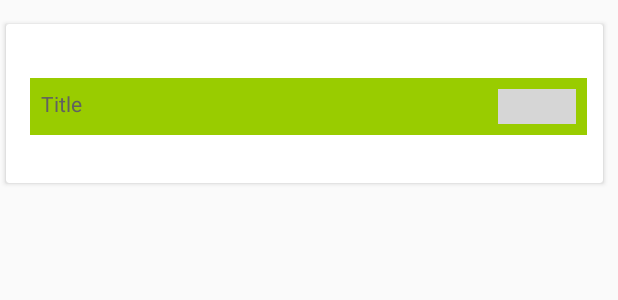
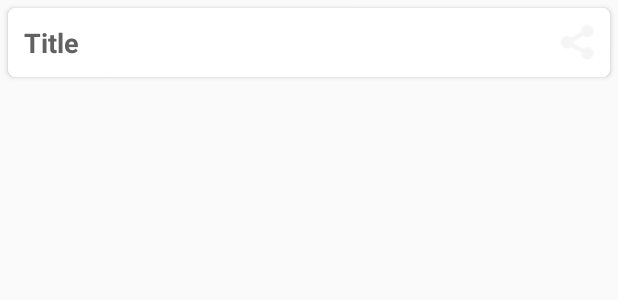
Before and after one commit to YODHAA/Kotlin_Apps, an Android app: the layout list_item.xml on its own in the app's theme, with its tools: preview values and no code run, on a phone screen of 412 x 824 dp. Shown: the top 300 px of the screen. Run offline under Robolectric (Android 15) with nearby library versions, the phone set to English and light mode, and no system bars; grey boxes are pictures that could not be loaded.

Commit message:
Section Six  - Full RecyclerView Demo Creation

```diff
--- a/Hobbies_Layout/app/src/main/java/com/example/hobbies_layout/HobbiesActivity.kt
+++ b/Hobbies_Layout/app/src/main/java/com/example/hobbies_layout/HobbiesActivity.kt
@@ -2,6 +2,8 @@ package com.example.hobbies_layout
 
 import android.os.Bundle
 import androidx.appcompat.app.AppCompatActivity
+import androidx.recyclerview.widget.LinearLayoutManager
+import kotlinx.android.synthetic.main.activity_hobbies.*
 
 class HobbiesActivity :AppCompatActivity(){
 
@@ -9,5 +11,14 @@ class HobbiesActivity :AppCompatActivity(){
         super.onCreate(savedInstanceState)
         setContentView(R.layout.activity_hobbies)
 
+        val layoutManager=LinearLayoutManager(this)
+        layoutManager.orientation=LinearLayoutManager.VERTICAL
+        recyclerView.layoutManager=layoutManager
+
+        val adapter=HobbiesAdapter(this,Supplier.hobbies)
+        recyclerView.adapter=adapter
+
+
+
     }
 }
--- /dev/null
+++ b/Hobbies_Layout/app/src/main/java/com/example/hobbies_layout/HobbiesAdapter.kt
@@ -0,0 +1,34 @@
+package com.example.hobbies_layout
+
+import android.content.Context
+import android.view.LayoutInflater
+import android.view.View
+import android.view.ViewGroup
+import androidx.recyclerview.widget.RecyclerView
+import kotlinx.android.synthetic.main.list_item.view.*
+
+class HobbiesAdapter(val context: Context,val hobbies:List<Hobby>): RecyclerView.Adapter<HobbiesAdapter.MyViewHolder>() {
+
+    inner class MyViewHolder(itemView: View): RecyclerView.ViewHolder(itemView){
+
+        fun setData(hobby: Hobby?,position: Int) {
+            itemView.txvTitle.text=hobby!!.title
+        }
+
+    }
+
+    override fun onCreateViewHolder(parent: ViewGroup, viewType: Int): MyViewHolder {
+         val view=LayoutInflater.from(context).inflate(R.layout.list_item,parent,false)
+         return MyViewHolder(view)
+    }
+
+    override fun getItemCount(): Int {
+                 return hobbies.size
+    }
+
+    override fun onBindViewHolder(holder: MyViewHolder, position: Int) {
+        val hobby=hobbies[position]
+        holder.setData(hobby,position)
+    }
+
+}
--- a/Hobbies_Layout/app/src/main/res/layout/list_item.xml
+++ b/Hobbies_Layout/app/src/main/res/layout/list_item.xml
@@ -1,56 +1,41 @@
 <?xml version="1.0" encoding="utf-8"?>
-<androidx.constraintlayout.widget.ConstraintLayout
+<androidx.cardview.widget.CardView
     xmlns:android="http://schemas.android.com/apk/res/android"
     xmlns:app="http://schemas.android.com/apk/res-auto"
-    xmlns:tools="http://schemas.android.com/tools"
+    android:layout_width="match_parent"
+    android:layout_height="wrap_content"
+    android:layout_marginLeft="5dp"
+    android:layout_marginTop="5dp"
+    android:layout_marginRight="5dp"
+    app:cardCornerRadius="5dp">
+
+    <LinearLayout
         android:layout_width="match_parent"
         android:layout_height="match_parent"
-    >
-
-    <androidx.cardview.widget.CardView
-        android:layout_width="398dp"
-        android:layout_height="106dp"
-        android:layout_marginStart="4dp"
-        android:layout_marginLeft="4dp"
-        android:layout_marginTop="16dp"
-        app:layout_constraintStart_toStartOf="parent"
-        app:layout_constraintTop_toTopOf="parent">
-
-
-        <LinearLayout
-            android:layout_width="371dp"
-            android:layout_height="38dp"
-            android:layout_marginStart="16dp"
-            android:layout_marginLeft="16dp"
-            android:layout_marginTop="36dp"
-            android:background="@android:color/holo_green_light"
+        android:background="@android:color/white"
         android:baselineAligned="false"
         android:orientation="horizontal"
-            android:padding="7dp"
-            app:layout_constraintStart_toStartOf="parent"
-            app:layout_constraintTop_toTopOf="parent">
-
+        android:padding="5dp">
 
         <TextView
             android:id="@+id/txvTitle"
-                android:layout_width="wrap_content"
+            android:layout_width="0dp"
             android:layout_height="wrap_content"
-                android:layout_weight="2"
+            android:layout_margin="5dp"
+            android:layout_weight="1"
             android:text="Title"
             android:textColor="#616161"
-                app:layout_constraintStart_toStartOf="parent"
-                app:layout_constraintTop_toTopOf="parent" />
+            android:textSize="18sp"
+            android:textStyle="bold"/>
 
         <ImageView
             android:id="@+id/imgShare"
-                android:layout_width="52dp"
+            android:layout_width="30dp"
             android:layout_height="match_parent"
             android:layout_gravity="center"
-                app:layout_constraintStart_toStartOf="parent"
-                app:layout_constraintTop_toTopOf="parent"
-                tools:srcCompat="@tools:sample/backgrounds/scenic" />
+            android:src="@android:drawable/ic_menu_share"
+            android:tint="#eeeeee"/>
+
     </LinearLayout>
 
 </androidx.cardview.widget.CardView>
-
-</androidx.constraintlayout.widget.ConstraintLayout>
```
Lines whose indentation alone changed are shown as unchanged.
